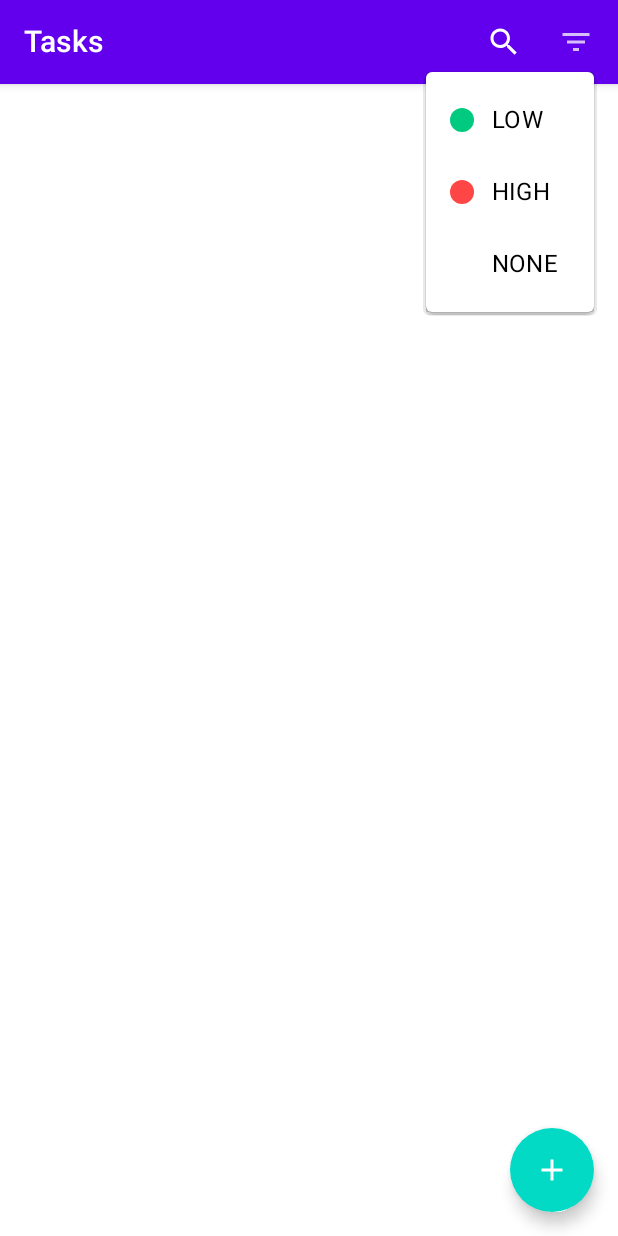
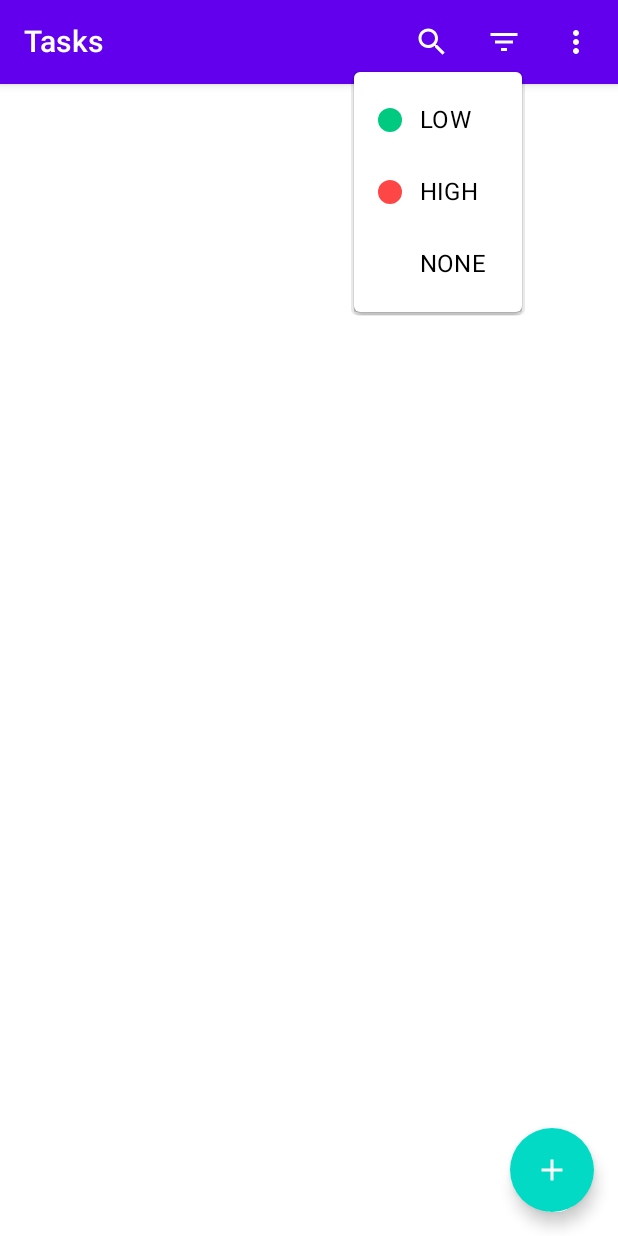
Before and after one commit to angelorobsonmelo/To-do-compose, an Android app built with Jetpack Compose: the composable ListScreen shown on its own in the app's theme, after a tap on "Sort Tasks", on a phone screen of 412 x 824 dp. Run offline under Robolectric (Android 15) with nearby library versions, the phone set to English and light mode, and no system bars.

Commit message:
implemented list app bar

```diff
--- a/app/src/main/java/com/angelorobson/to_do_compose/ui/screens/list/ListAppBar.kt
+++ b/app/src/main/java/com/angelorobson/to_do_compose/ui/screens/list/ListAppBar.kt
@@ -1,15 +1,19 @@
 package com.angelorobson.to_do_compose.ui.screens.list
 
+import androidx.compose.foundation.layout.padding
 import androidx.compose.material.*
 import androidx.compose.material.icons.Icons
 import androidx.compose.material.icons.filled.Search
 import androidx.compose.runtime.*
+import androidx.compose.ui.Modifier
 import androidx.compose.ui.res.painterResource
 import androidx.compose.ui.res.stringResource
 import androidx.compose.ui.tooling.preview.Preview
 import com.angelorobson.to_do_compose.R
 import com.angelorobson.to_do_compose.components.PriorityITem
 import com.angelorobson.to_do_compose.data.models.Priority
+import com.angelorobson.to_do_compose.ui.theme.LARGE_PADDING
+import com.angelorobson.to_do_compose.ui.theme.Typography
 import com.angelorobson.to_do_compose.ui.theme.topAppBarBackGroundColor
 import com.angelorobson.to_do_compose.ui.theme.topAppBarContentColor
 import kotlin.math.exp
@@ -22,6 +26,9 @@ fun ListAppBar() {
         },
         onSortClicked = {
 
+        },
+        onDeleteClicked = {
+
         }
     )
 }
@@ -29,7 +36,8 @@ fun ListAppBar() {
 @Composable
 fun DefaultListAppBar(
     onSearchClicked: () -> Unit,
-    onSortClicked: (Priority) -> Unit
+    onSortClicked: (Priority) -> Unit,
+    onDeleteClicked: () -> Unit
 ) {
     TopAppBar(
         title = {
@@ -41,7 +49,8 @@ fun DefaultListAppBar(
         actions = {
             ListAppBarActions(
                 onSearchClicked = onSearchClicked,
-                onSortClicked = onSortClicked
+                onSortClicked = onSortClicked,
+                onDeleteClicked = onDeleteClicked
             )
         },
         backgroundColor = MaterialTheme.colors.topAppBarBackGroundColor
@@ -51,10 +60,12 @@ fun DefaultListAppBar(
 @Composable
 fun ListAppBarActions(
     onSearchClicked: () -> Unit,
-    onSortClicked: (Priority) -> Unit
+    onSortClicked: (Priority) -> Unit,
+    onDeleteClicked: () -> Unit
 ) {
     SearchAction(onSearchClicked = onSearchClicked)
     SortAction(onSortClicked = onSortClicked)
+    DeleteAllAction(onDeleteClicked = onDeleteClicked)
 }
 
 @Composable
@@ -81,7 +92,8 @@ fun SortAction(
     }) {
         Icon(
             painter = painterResource(id = R.drawable.ic_filter_list),
-            contentDescription = stringResource(R.string.sort_action)
+            contentDescription = stringResource(R.string.sort_action),
+            tint = MaterialTheme.colors.topAppBarContentColor
         )
         DropdownMenu(
             expanded = expanded,
@@ -116,7 +128,45 @@ fun SortAction(
 }
 
 @Composable
+fun DeleteAllAction(
+    onDeleteClicked: () -> Unit
+) {
+    var expanded by remember { mutableStateOf(false) }
+
+    IconButton(onClick = { expanded = true }
+    ) {
+        Icon(
+            painter = painterResource(id = R.drawable.ic_vertical_menu),
+            contentDescription = stringResource(R.string.delete_all_action),
+            tint = MaterialTheme.colors.topAppBarContentColor
+
+        )
+        DropdownMenu(
+            expanded = expanded,
+            onDismissRequest = { expanded = false }
+        ) {
+            DropdownMenuItem(onClick = {
+                expanded = false
+                onDeleteClicked()
+            }) {
+                Text(
+                    modifier = Modifier.padding(start = LARGE_PADDING),
+                    text = stringResource(R.string.delete_all_action),
+                    style = Typography.subtitle2
+                )
+            }
+        }
+    }
+}
+
+@Composable
 @Preview
 private fun DefaultListAppBarPreview() {
-    DefaultListAppBar({}, {})
+    DefaultListAppBar({
+
+    }, {
+
+    }, {
+
+    })
 }
--- /dev/null
+++ b/app/src/main/res/drawable/ic_vertical_menu.xml
@@ -0,0 +1,10 @@
+<vector xmlns:android="http://schemas.android.com/apk/res/android"
+    android:width="24dp"
+    android:height="24dp"
+    android:viewportWidth="24"
+    android:viewportHeight="24"
+    android:tint="?attr/colorControlNormal">
+  <path
+      android:fillColor="@android:color/white"
+      android:pathData="M12,8c1.1,0 2,-0.9 2,-2s-0.9,-2 -2,-2 -2,0.9 -2,2 0.9,2 2,2zM12,10c-1.1,0 -2,0.9 -2,2s0.9,2 2,2 2,-0.9 2,-2 -0.9,-2 -2,-2zM12,16c-1.1,0 -2,0.9 -2,2s0.9,2 2,2 2,-0.9 2,-2 -0.9,-2 -2,-2z"/>
+</vector>
--- a/app/src/main/res/values/strings.xml
+++ b/app/src/main/res/values/strings.xml
@@ -3,4 +3,5 @@
     <string name="add_button">Add Button</string>
     <string name="search_action">Search Tasks</string>
     <string name="sort_action">Sort Tasks</string>
+    <string name="delete_all_action">Delete All</string>
 </resources>
```
